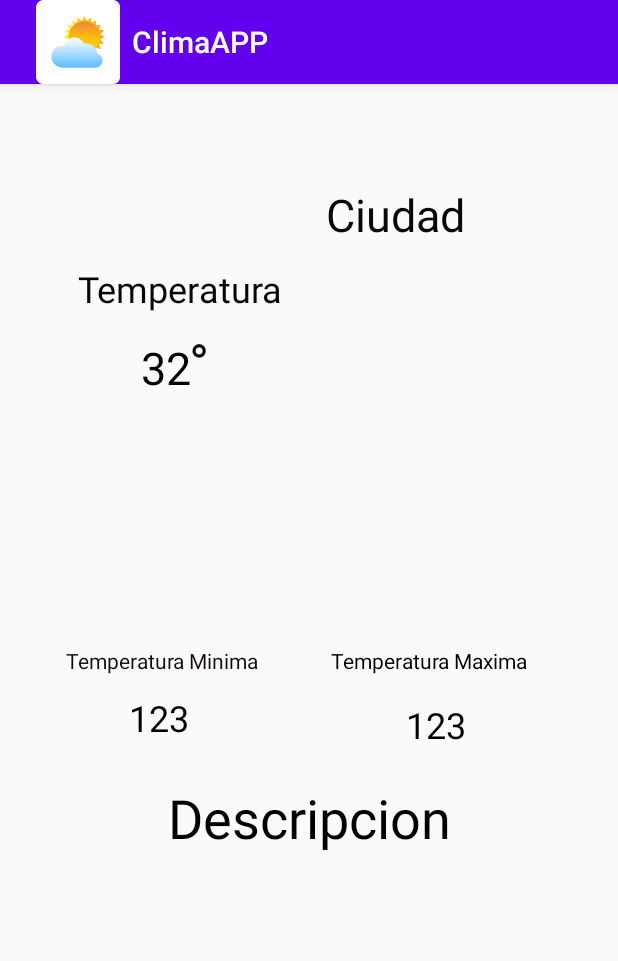
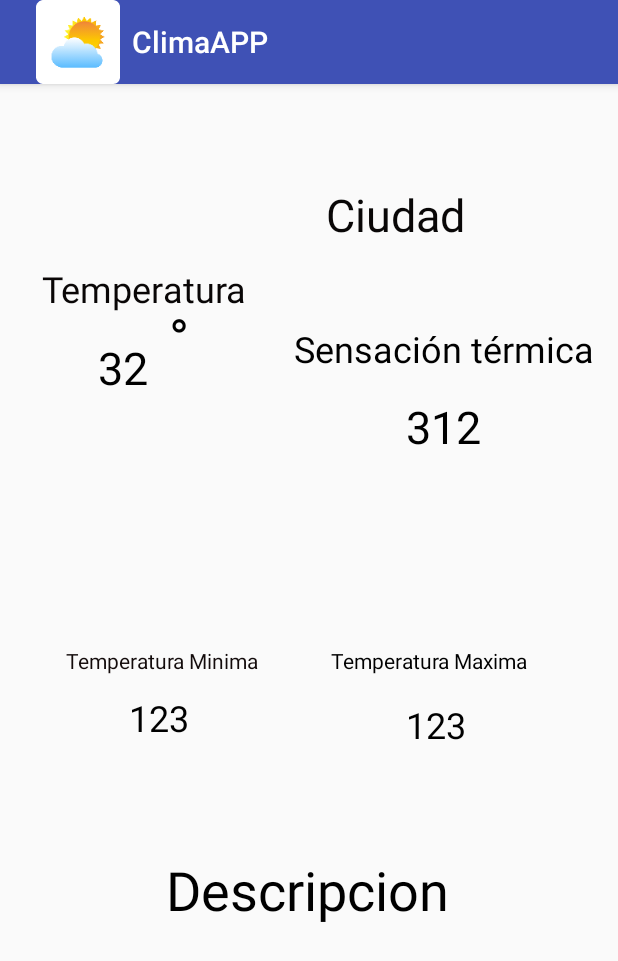
Before and after one commit to LucasGinard/ClimaAPP, an Android app: the screen it shows after launch (MainActivity2), after a tap on "ASUNCIÓN", on a phone screen of 412 x 824 dp. Shown: the top 961 px of the screen. Run offline under Robolectric (Android 15) with nearby library versions, the phone set to English and light mode, and no system bars; our stand-ins replace Volley; network calls fail.

Commit message:
Fase 0.2

```diff
--- a/app/src/main/java/com/example/climaapp/MainActivity.kt
+++ b/app/src/main/java/com/example/climaapp/MainActivity.kt
@@ -1,30 +1,28 @@
 package com.example.climaapp
 
-import android.app.DownloadManager
+
 import android.content.Intent
 import androidx.appcompat.app.AppCompatActivity
 import android.os.Bundle
-import android.widget.TextView
-import com.android.volley.Request
-import com.android.volley.RequestQueue
-import com.android.volley.Response
-import com.android.volley.VolleyError
-import com.android.volley.toolbox.JsonObjectRequest
-import com.android.volley.toolbox.JsonRequest
-import com.android.volley.toolbox.Volley
 import kotlinx.android.synthetic.main.activity_main.*
-import org.json.JSONException
-import org.json.JSONObject
+
 
 class MainActivity : AppCompatActivity() {
     override fun onCreate(savedInstanceState: Bundle?) {
         super.onCreate(savedInstanceState)
         setContentView(R.layout.activity_main)
-        getSupportActionBar()?.setDisplayShowHomeEnabled(true);
-        getSupportActionBar()?.setIcon(R.mipmap.ic_launcher);
+        supportActionBar?.setDisplayShowHomeEnabled(true);
+        supportActionBar?.setIcon(R.mipmap.ic_launcher);
 
         pasar.setOnClickListener {
             val intent = Intent(this, MainActivity2::class.java).apply {
+                putExtra("ubicacion","https://api.openweathermap.org/data/2.5/weather?q=asuncion&appid=95d164075f415ce1eff1ab7453be71bd&units=metric&lang=sp")
+            }
+            startActivity(intent)
+        }
+        pasar2.setOnClickListener {
+            val intent = Intent(this, MainActivity2::class.java).apply {
+                putExtra("ubicacion","https://api.openweathermap.org/data/2.5/weather?q=encarnacion&appid=95d164075f415ce1eff1ab7453be71bd&units=metric&lang=sp")
             }
             startActivity(intent)
         }
--- a/app/src/main/java/com/example/climaapp/MainActivity2.kt
+++ b/app/src/main/java/com/example/climaapp/MainActivity2.kt
@@ -1,30 +1,28 @@
 package com.example.climaapp
 
+import android.os.Bundle
 import androidx.appcompat.app.AppCompatActivity
-import android.os.Bundle
-import android.os.Parcel
 import com.android.volley.Request
 import com.android.volley.RequestQueue
 import com.android.volley.toolbox.JsonObjectRequest
 import com.android.volley.toolbox.Volley
 import kotlinx.android.synthetic.main.activity_main2.*
 import org.json.JSONException
-import javax.xml.parsers.ParserConfigurationException
-import kotlin.math.absoluteValue
 
 class MainActivity2 : AppCompatActivity() {
     override fun onCreate(savedInstanceState: Bundle?) {
         super.onCreate(savedInstanceState)
         setContentView(R.layout.activity_main2)
-        getSupportActionBar()?.setDisplayShowHomeEnabled(true);
-        getSupportActionBar()?.setIcon(R.mipmap.ic_launcher);
+        supportActionBar?.setDisplayShowHomeEnabled(true);
+        supportActionBar?.setIcon(R.mipmap.ic_launcher);
         climafun()
-
     }
     private fun climafun() {
-        var url = "https://api.openweathermap.org/data/2.5/weather?q=asuncion&appid=95d164075f415ce1eff1ab7453be71bd&units=metric&lang=sp"
-        val jsonObjectRequest = JsonObjectRequest(
-            Request.Method.GET, url, null, { response ->
+
+        var numero = intent.getStringExtra("ubicacion")
+        var url = numero
+
+        val jsonObjectRequest = JsonObjectRequest(Request.Method.GET, url, null, { response ->
             try {
                 var main_object = response.getJSONObject("main")
                 var array1 = response.getJSONArray("weather")
@@ -34,29 +32,21 @@ class MainActivity2 : AppCompatActivity() {
                 var city = response.getString("name")
                 var tempminima = main_object.getDouble("temp_min")
                 var tempmaxima = main_object.getDouble("temp_max")
-                var sensaciontm = main_object.getDouble("main.feels_like")
+                var sensaciontm = main_object.getDouble("feels_like")
 
                 tvcity.setText(city)
                 tvdescripcion.setText(descripcion)
+                tvtemp.text = temp.toString()
+                tvmaxima.text = tempmaxima.toString()
+                tvminima.text = tempminima.toString()
+                tvfeel.text = sensaciontm.toString()
 
-
-
-                var temp_int:Double = temp
-                var centi:Double = (temp_int -32)/1.8000
-                var i:Int = centi.toInt()
-                tvtemp.setText(i)
-
-
-               // tvminima.setText(tempminima.toString())
-                //tvmaxima.setText(tempmaxima.toInt())
-
-
-            }catch (e: JSONException){
+            } catch (e: JSONException) {
                 e.printStackTrace()
             }
         },
             { error ->
-                // TODO: Handle error
+                print("funciona")
             }
         )
         var vol: RequestQueue = Volley.newRequestQueue(this)
--- a/app/src/main/res/layout/activity_main2.xml
+++ b/app/src/main/res/layout/activity_main2.xml
@@ -29,7 +29,7 @@
         android:textColor="#000000"
         android:textSize="30sp"
         app:layout_constraintEnd_toEndOf="parent"
-        app:layout_constraintHorizontal_bias="0.249"
+        app:layout_constraintHorizontal_bias="0.172"
         app:layout_constraintStart_toStartOf="parent"
         app:layout_constraintTop_toBottomOf="@+id/textView4" />
 
@@ -37,13 +37,14 @@
         android:id="@+id/textView2"
         android:layout_width="wrap_content"
         android:layout_height="wrap_content"
-        android:layout_marginStart="32dp"
-        android:layout_marginTop="8dp"
+        android:layout_marginTop="144dp"
         android:text="°"
         android:textColor="#000000"
         android:textSize="36sp"
-        app:layout_constraintStart_toStartOf="@+id/tvtemp"
-        app:layout_constraintTop_toBottomOf="@+id/textView4" />
+        app:layout_constraintEnd_toEndOf="parent"
+        app:layout_constraintHorizontal_bias="0.283"
+        app:layout_constraintStart_toStartOf="parent"
+        app:layout_constraintTop_toTopOf="parent" />
 
     <TextView
         android:id="@+id/tvdescripcion"
@@ -54,8 +55,10 @@
         android:textSize="36sp"
         app:layout_constraintBottom_toBottomOf="parent"
         app:layout_constraintEnd_toEndOf="parent"
+        app:layout_constraintHorizontal_bias="0.497"
         app:layout_constraintStart_toStartOf="parent"
-        app:layout_constraintTop_toBottomOf="@+id/textView2" />
+        app:layout_constraintTop_toBottomOf="@+id/textView2"
+        app:layout_constraintVertical_bias="0.608" />
 
     <TextView
         android:id="@+id/textView4"
@@ -66,7 +69,7 @@
         android:textColor="#090606"
         android:textSize="24sp"
         app:layout_constraintEnd_toEndOf="parent"
-        app:layout_constraintHorizontal_bias="0.188"
+        app:layout_constraintHorizontal_bias="0.101"
         app:layout_constraintStart_toStartOf="parent"
         app:layout_constraintTop_toTopOf="parent" />
 
@@ -119,4 +122,30 @@
         app:layout_constraintStart_toStartOf="parent"
         app:layout_constraintTop_toTopOf="@+id/maximaview" />
 
+    <TextView
+        android:id="@+id/textView"
+        android:layout_width="wrap_content"
+        android:layout_height="wrap_content"
+        android:layout_marginTop="160dp"
+        android:text="Sensación térmica"
+        android:textColor="#000000"
+        android:textSize="24sp"
+        app:layout_constraintEnd_toEndOf="parent"
+        app:layout_constraintHorizontal_bias="0.924"
+        app:layout_constraintStart_toStartOf="parent"
+        app:layout_constraintTop_toTopOf="parent" />
+
+    <TextView
+        android:id="@+id/tvfeel"
+        android:layout_width="wrap_content"
+        android:layout_height="wrap_content"
+        android:layout_marginTop="208dp"
+        android:text="312"
+        android:textColor="#000000"
+        android:textSize="30sp"
+        app:layout_constraintEnd_toEndOf="parent"
+        app:layout_constraintHorizontal_bias="0.747"
+        app:layout_constraintStart_toStartOf="parent"
+        app:layout_constraintTop_toTopOf="parent" />
+
 </androidx.constraintlayout.widget.ConstraintLayout>
--- a/app/src/main/res/values/colors.xml
+++ b/app/src/main/res/values/colors.xml
@@ -1,6 +1,6 @@
 <?xml version="1.0" encoding="utf-8"?>
 <resources>
-    <color name="colorPrimary">#6200EE</color>
-    <color name="colorPrimaryDark">#3700B3</color>
-    <color name="colorAccent">#03DAC5</color>
+    <color name="colorPrimary">#3F51B5</color>
+    <color name="colorPrimaryDark">#303F9F</color>
+    <color name="colorAccent">#FFC107</color>
 </resources>
```
